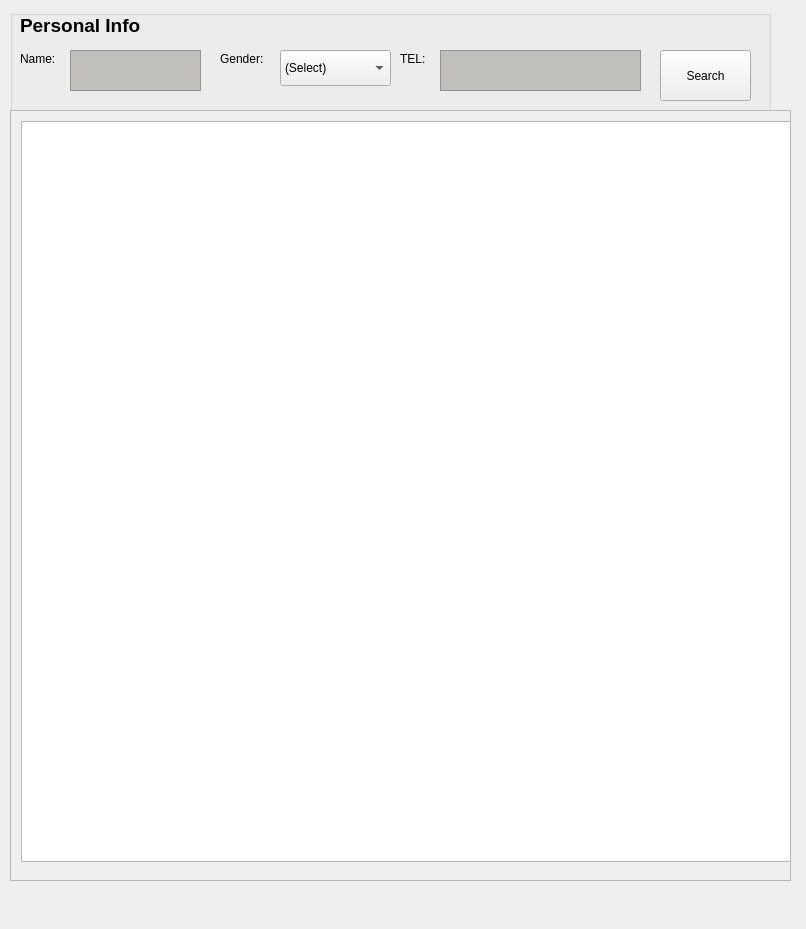
OhaoTech/ClinicManager, file searchWindow.ui: the form before one commit.
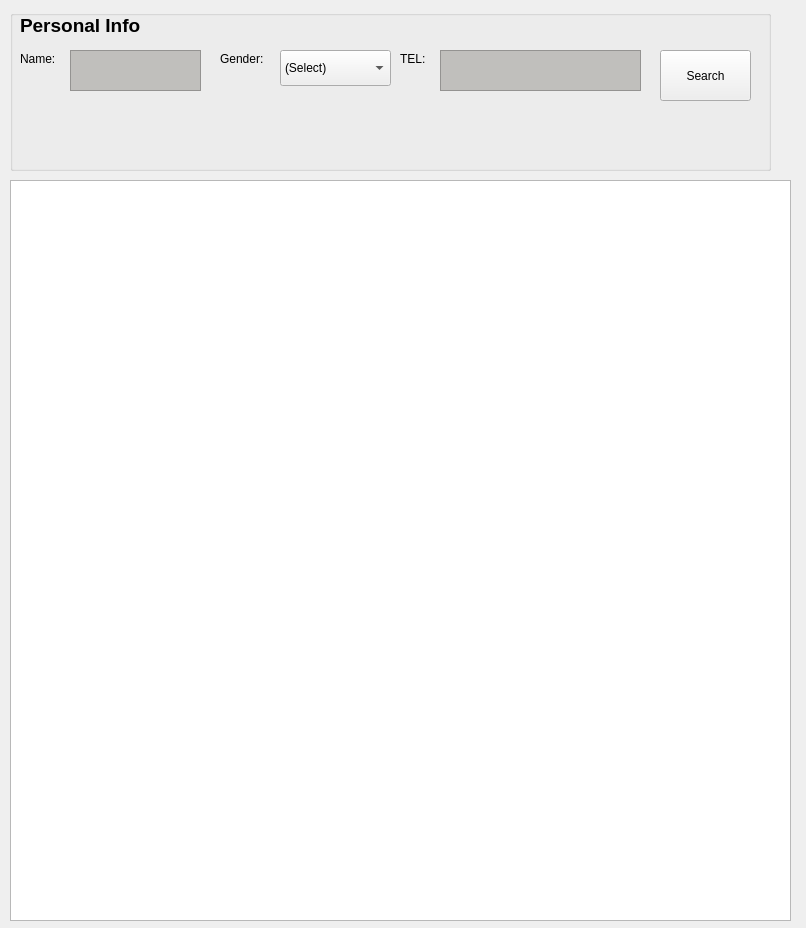
The form after the commit. Icons and pictures are not drawn.

Commit message: resizable table widget

The edit to the form file:
```diff
--- a/searchWindow.ui
+++ b/searchWindow.ui
@@ -7,7 +7,7 @@
     <x>0</x>
     <y>0</y>
     <width>806</width>
-    <height>929</height>
+    <height>928</height>
    </rect>
   </property>
   <property name="windowTitle">
@@ -146,38 +146,15 @@
     </item>
    </widget>
   </widget>
-  <widget class="QScrollArea" name="scrollArea">
+  <widget class="QTableWidget" name="patient_tableWidget">
    <property name="geometry">
     <rect>
      <x>10</x>
-     <y>110</y>
+     <y>180</y>
      <width>781</width>
-     <height>771</height>
+     <height>741</height>
     </rect>
    </property>
-   <property name="widgetResizable">
-    <bool>true</bool>
-   </property>
-   <widget class="QWidget" name="scrollAreaWidgetContents">
-    <property name="geometry">
-     <rect>
-      <x>0</x>
-      <y>0</y>
-      <width>777</width>
-      <height>767</height>
-     </rect>
-    </property>
-    <widget class="QTableWidget" name="patient_tableWidget">
-     <property name="geometry">
-      <rect>
-       <x>10</x>
-       <y>10</y>
-       <width>771</width>
-       <height>741</height>
-      </rect>
-     </property>
-    </widget>
-   </widget>
   </widget>
  </widget>
  <resources/>
```
The commit also changes 1 other file.
